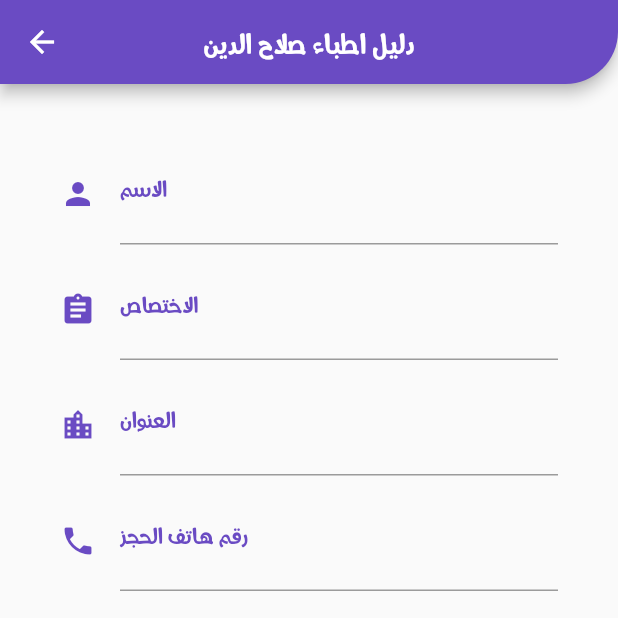
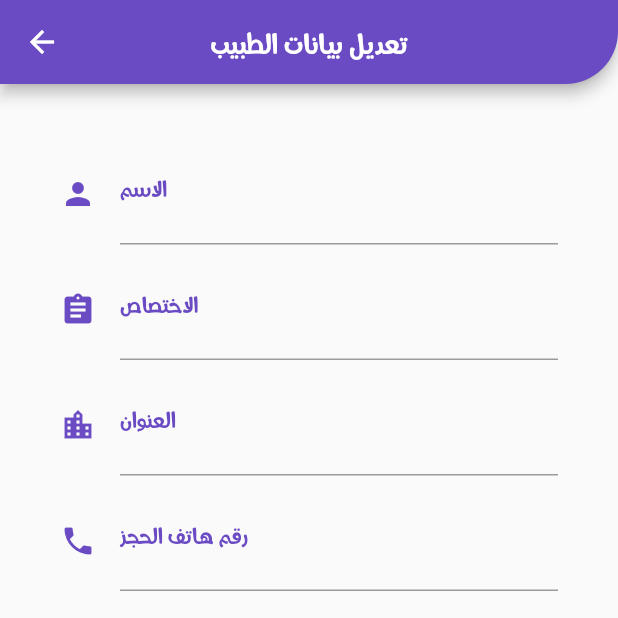
Before and after one commit to mahmodcodeforiraq/doctors_of_salahaldin_flutter, a Flutter app: the EditDoctorPage screen opened directly with empty values, on a phone screen of 412 x 824 dp, the top half of it. Run offline on Flutter 3.47's test engine with Material 2 defaults, Android fonts, the phone set to English and light mode, and no system bars; our stand-ins replace firebase_auth, firebase_database, firebase_storage, fluttertoast, image_picker, shared_preferences; accounts and stored records are empty.

Commit message:
Update EditDoctorpage.dart

```diff
--- a/lib/UI_Pages/EditDoctorpage.dart
+++ b/lib/UI_Pages/EditDoctorpage.dart
@@ -45,7 +45,7 @@ class StateEditDoctorPage extends State<EditDoctorPage> {
           shape: RoundedRectangleBorder(
               borderRadius: new BorderRadius.only(bottomRight: Radius.circular(35))
           ),
-          title: new Text("دليل اطباء صلاح الدين"),
+          title: new Text("تعديل بيانات الطبيب"),
           centerTitle: true,
           backgroundColor: Color(0xff6A4BC3),
         ),
```
